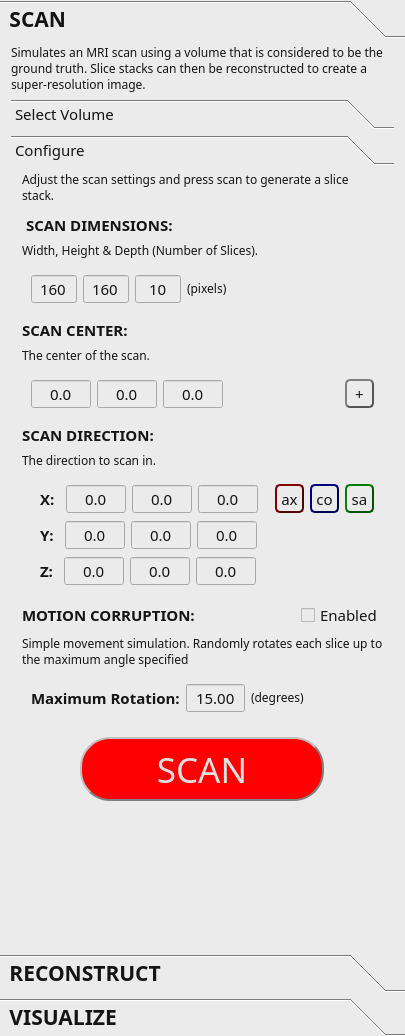
Old version of the form Sams_Project/Plugins/com.sam.finalyearproject/src/internal/Sams_ViewControls.ui in the repository bonzo45/Final-Year-Project.
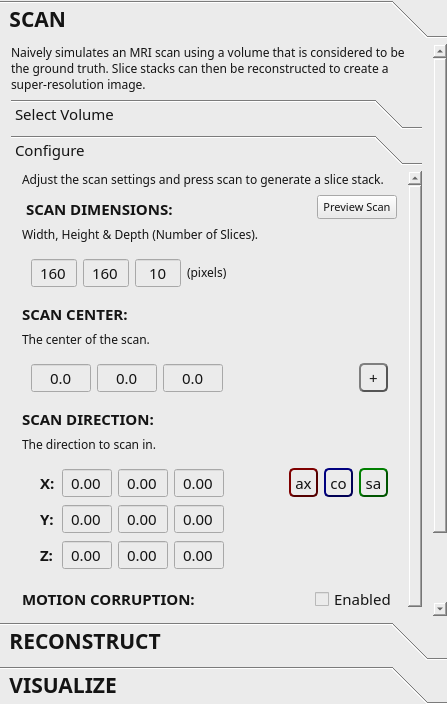
New version of the form. The open tabs and pages were chosen to show the change. Icons and pictures are not drawn.

Commit message: Added in a scan preview box so you can see the changes and visualize where the scan is happening.

```diff
--- a/Sams_Project/Plugins/com.sam.finalyearproject/src/internal/Sams_ViewControls.ui
+++ b/Sams_Project/Plugins/com.sam.finalyearproject/src/internal/Sams_ViewControls.ui
@@ -6,8 +6,8 @@
    <rect>
     <x>0</x>
     <y>0</y>
-    <width>405</width>
-    <height>1036</height>
+    <width>447</width>
+    <height>704</height>
    </rect>
   </property>
   <property name="minimumSize">
@@ -60,8 +60,8 @@
        <rect>
         <x>0</x>
         <y>0</y>
-        <width>405</width>
-        <height>916</height>
+        <width>447</width>
+        <height>584</height>
        </rect>
       </property>
       <property name="styleSheet">
@@ -90,7 +90,7 @@
              <string notr="true">font-size: 9pt;</string>
             </property>
             <property name="text">
-             <string>Simulates an MRI scan using a volume that is considered to be the ground truth. Slice stacks can then be reconstructed to create a super-resolution image.</string>
+             <string>Naively simulates an MRI scan using a volume that is considered to be the ground truth. Slice stacks can then be reconstructed to create a super-resolution image.</string>
             </property>
             <property name="textFormat">
              <enum>Qt::AutoText</enum>
@@ -252,8 +252,8 @@
               <rect>
                <x>0</x>
                <y>0</y>
-               <width>387</width>
-               <height>801</height>
+               <width>416</width>
+               <height>603</height>
               </rect>
              </property>
              <attribute name="label">
@@ -298,6 +298,12 @@
                   </widget>
                  </item>
                  <item>
+                  <widget class="QWidget" name="widget_3" native="true">
+                   <layout class="QHBoxLayout" name="horizontalLayout_10">
+                    <property name="margin">
+                     <number>0</number>
+                    </property>
+                    <item>
                   <widget class="QLabel" name="labelSCAN_11">
                    <property name="sizePolicy">
                     <sizepolicy hsizetype="Fixed" vsizetype="Preferred">
@@ -330,6 +336,49 @@
                   </widget>
                  </item>
                  <item>
+                     <spacer name="horizontalSpacer_12">
+                      <property name="orientation">
+                       <enum>Qt::Horizontal</enum>
+                      </property>
+                      <property name="sizeHint" stdset="0">
+                       <size>
+                        <width>40</width>
+                        <height>0</height>
+                       </size>
+                      </property>
+                     </spacer>
+                    </item>
+                    <item>
+                     <widget class="QPushButton" name="buttonScanPreview">
+                      <property name="font">
+                       <font>
+                        <family>Quicksand</family>
+                        <pointsize>8</pointsize>
+                        <weight>50</weight>
+                        <bold>false</bold>
+                       </font>
+                      </property>
+                      <property name="styleSheet">
+                       <string notr="true">font-size: 8pt;</string>
+                      </property>
+                      <property name="text">
+                       <string>Preview Scan</string>
+                      </property>
+                      <property name="checkable">
+                       <bool>true</bool>
+                      </property>
+                      <property name="checked">
+                       <bool>false</bool>
+                      </property>
+                      <property name="flat">
+                       <bool>false</bool>
+                      </property>
+                     </widget>
+                    </item>
+                   </layout>
+                  </widget>
+                 </item>
+                 <item>
                   <widget class="QLabel" name="labelReconstructionDescription_9">
                    <property name="styleSheet">
                     <string notr="true">font-size: 9pt;</string>
@@ -757,7 +806,7 @@
                       </property>
                       <property name="maximumSize">
                        <size>
-                        <width>16777215</width>
+                        <width>25</width>
                         <height>16777215</height>
                        </size>
                       </property>
@@ -777,7 +826,7 @@
                      <widget class="QDoubleSpinBox" name="doubleSpinBoxScanXAxisX">
                       <property name="maximumSize">
                        <size>
-                        <width>60</width>
+                        <width>50</width>
                         <height>16777215</height>
                        </size>
                       </property>
@@ -788,7 +837,7 @@
                        <enum>QAbstractSpinBox::NoButtons</enum>
                       </property>
                       <property name="decimals">
-                       <number>1</number>
+                       <number>2</number>
                       </property>
                       <property name="minimum">
                        <double>-10000.000000000000000</double>
@@ -802,7 +851,7 @@
                      <widget class="QDoubleSpinBox" name="doubleSpinBoxScanXAxisY">
                       <property name="maximumSize">
                        <size>
-                        <width>60</width>
+                        <width>50</width>
                         <height>16777215</height>
                        </size>
                       </property>
@@ -813,7 +862,7 @@
                        <enum>QAbstractSpinBox::NoButtons</enum>
                       </property>
                       <property name="decimals">
-                       <number>1</number>
+                       <number>2</number>
                       </property>
                       <property name="minimum">
                        <double>-10000.000000000000000</double>
@@ -827,7 +876,7 @@
                      <widget class="QDoubleSpinBox" name="doubleSpinBoxScanXAxisZ">
                       <property name="maximumSize">
                        <size>
-                        <width>60</width>
+                        <width>50</width>
                         <height>16777215</height>
                        </size>
                       </property>
@@ -838,7 +887,7 @@
                        <enum>QAbstractSpinBox::NoButtons</enum>
                       </property>
                       <property name="decimals">
-                       <number>1</number>
+                       <number>2</number>
                       </property>
                       <property name="minimum">
                        <double>-10000.000000000000000</double>
@@ -1002,7 +1051,7 @@
                       </property>
                       <property name="maximumSize">
                        <size>
-                        <width>16777215</width>
+                        <width>25</width>
                         <height>16777215</height>
                        </size>
                       </property>
@@ -1022,7 +1071,7 @@
                      <widget class="QDoubleSpinBox" name="doubleSpinBoxScanYAxisX">
                       <property name="maximumSize">
                        <size>
-                        <width>60</width>
+                        <width>50</width>
                         <height>16777215</height>
                        </size>
                       </property>
@@ -1033,7 +1082,7 @@
                        <enum>QAbstractSpinBox::NoButtons</enum>
                       </property>
                       <property name="decimals">
-                       <number>1</number>
+                       <number>2</number>
                       </property>
                       <property name="minimum">
                        <double>-10000.000000000000000</double>
@@ -1047,7 +1096,7 @@
                      <widget class="QDoubleSpinBox" name="doubleSpinBoxScanYAxisY">
                       <property name="maximumSize">
                        <size>
-                        <width>60</width>
+                        <width>50</width>
                         <height>16777215</height>
                        </size>
                       </property>
@@ -1058,7 +1107,7 @@
                        <enum>QAbstractSpinBox::NoButtons</enum>
                       </property>
                       <property name="decimals">
-                       <number>1</number>
+                       <number>2</number>
                       </property>
                       <property name="minimum">
                        <double>-10000.000000000000000</double>
@@ -1072,7 +1121,7 @@
                      <widget class="QDoubleSpinBox" name="doubleSpinBoxScanYAxisZ">
                       <property name="maximumSize">
                        <size>
-                        <width>60</width>
+                        <width>50</width>
                         <height>16777215</height>
                        </size>
                       </property>
@@ -1083,7 +1132,7 @@
                        <enum>QAbstractSpinBox::NoButtons</enum>
                       </property>
                       <property name="decimals">
-                       <number>1</number>
+                       <number>2</number>
                       </property>
                       <property name="minimum">
                        <double>-10000.000000000000000</double>
@@ -1146,7 +1195,7 @@
                       </property>
                       <property name="maximumSize">
                        <size>
-                        <width>16777215</width>
+                        <width>25</width>
                         <height>16777215</height>
                        </size>
                       </property>
@@ -1166,7 +1215,7 @@
                      <widget class="QDoubleSpinBox" name="doubleSpinBoxScanZAxisX">
                       <property name="maximumSize">
                        <size>
-                        <width>60</width>
+                        <width>50</width>
                         <height>16777215</height>
                        </size>
                       </property>
@@ -1177,7 +1226,7 @@
                        <enum>QAbstractSpinBox::NoButtons</enum>
                       </property>
                       <property name="decimals">
-                       <number>1</number>
+                       <number>2</number>
                       </property>
                       <property name="minimum">
                        <double>-10000.000000000000000</double>
@@ -1191,7 +1240,7 @@
                      <widget class="QDoubleSpinBox" name="doubleSpinBoxScanZAxisY">
                       <property name="maximumSize">
                        <size>
-                        <width>60</width>
+                        <width>50</width>
                         <height>16777215</height>
                        </size>
                       </property>
@@ -1202,7 +1251,7 @@
                        <enum>QAbstractSpinBox::NoButtons</enum>
                       </property>
                       <property name="decimals">
-                       <number>1</number>
+                       <number>2</number>
                       </property>
                       <property name="minimum">
                        <double>-10000.000000000000000</double>
@@ -1216,7 +1265,7 @@
                      <widget class="QDoubleSpinBox" name="doubleSpinBoxScanZAxisZ">
                       <property name="maximumSize">
                        <size>
-                        <width>60</width>
+                        <width>50</width>
                         <height>16777215</height>
                        </size>
                       </property>
@@ -1227,7 +1276,7 @@
                        <enum>QAbstractSpinBox::NoButtons</enum>
                       </property>
                       <property name="decimals">
-                       <number>1</number>
+                       <number>2</number>
                       </property>
                       <property name="minimum">
                        <double>-10000.000000000000000</double>
```
Left out of the diff: 90 changed lines with no effect on the pictures. Lines whose indentation alone changed are shown as unchanged. The commit also changes 4 other files.
